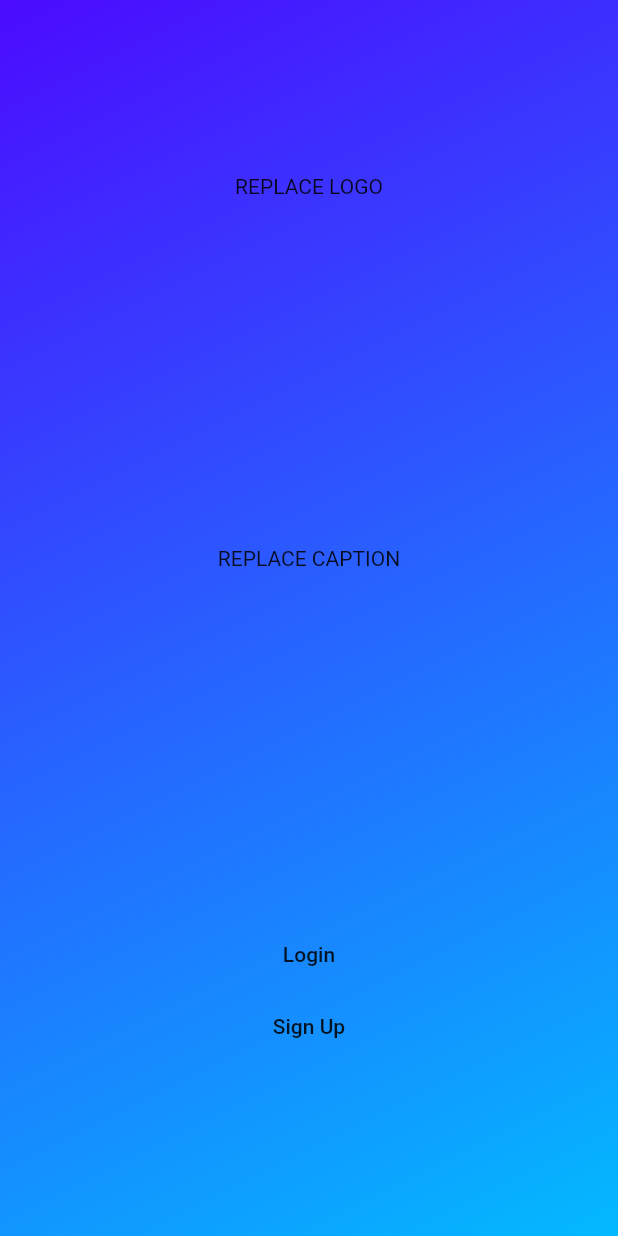
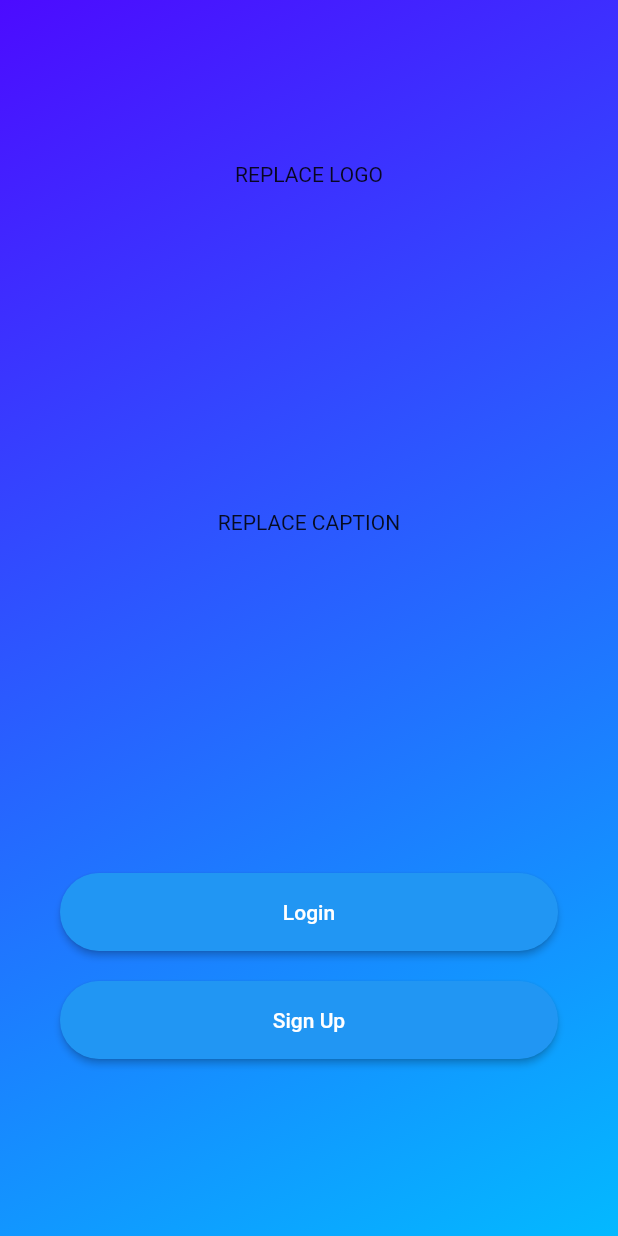
Before and after one commit to TheCraftOfCode/Amritotsavam-App, a Flutter app: the screen it shows after launch, on a phone screen of 412 x 824 dp. Run offline on Flutter 3.47's test engine with Material 2 defaults, Android fonts, the phone set to English and light mode, and no system bars.

Commit message:
Added rounded ElevatedButton

```diff
--- a/lib/screens/welcome_page.dart
+++ b/lib/screens/welcome_page.dart
@@ -1,3 +1,4 @@
+import 'package:amritotsavam_app/widgets/rounded_button.dart';
 import 'package:flutter/material.dart';
 
 //TODO: Style externally in ThemeData
@@ -17,8 +18,7 @@ class WelcomePage extends StatelessWidget {
               Color.fromARGB(255, 76, 11, 255),
               Color.fromARGB(255, 3, 185, 255),
             ],
-              )
-          ),
+          )),
           child: Column(
             crossAxisAlignment: CrossAxisAlignment.stretch,
             mainAxisAlignment: MainAxisAlignment.spaceAround,
@@ -28,14 +28,14 @@ class WelcomePage extends StatelessWidget {
               Column(
                 crossAxisAlignment: CrossAxisAlignment.center,
                 children: [
-                  MaterialButton(
+                  GradientButton(
                     onPressed: () {},
-                    child: const Text("Login"),
+                    title: 'Login'
                   ),
-                  MaterialButton(
+                  GradientButton(
                     onPressed: () {},
-                    child: const Text("Sign Up"),
-                  )
+                    title: 'Sign Up'
+                  ),
                 ],
               )
             ],
--- /dev/null
+++ b/lib/widgets/rounded_button.dart
@@ -0,0 +1,39 @@
+import 'package:flutter/material.dart';
+
+//TODO: Add styling
+class GradientButton extends StatefulWidget {
+  const GradientButton({Key? key, required this.onPressed, required this.title})
+      : super(key: key);
+
+  final Function()? onPressed;
+  final String title;
+
+  @override
+  _GradientButtonState createState() => _GradientButtonState();
+}
+
+class _GradientButtonState extends State<GradientButton> {
+  @override
+  Widget build(BuildContext context) {
+    return Padding(
+      padding: const EdgeInsets.symmetric(vertical: 10, horizontal: 40),
+      child: SizedBox(
+        width: double.infinity,
+        child: ElevatedButton(
+          onPressed: widget.onPressed,
+          child: Padding(
+            padding: const EdgeInsets.symmetric(vertical: 18),
+            child: Text(
+              widget.title,
+            ),
+          ),
+          style: ElevatedButton.styleFrom(
+            shape: RoundedRectangleBorder(
+                borderRadius: BorderRadius.circular(80.0)),
+            padding: const EdgeInsets.all(0.0),
+          ),
+        ),
+      ),
+    );
+  }
+}
```
Lines whose indentation alone changed are shown as unchanged.
